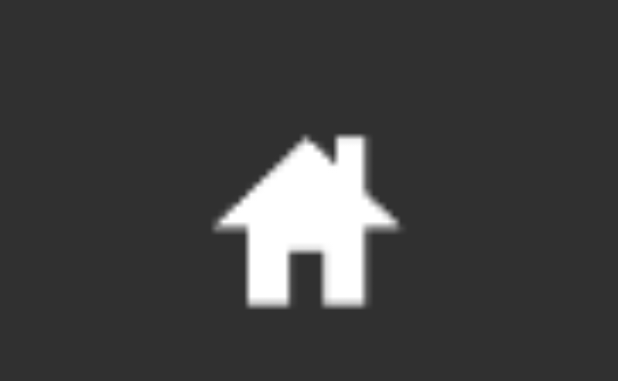
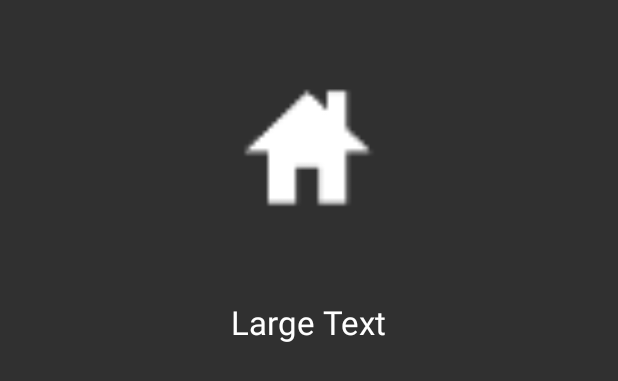
Before and after one commit to tsurutan/BootstrapTwitter, an Android app: the layout activity_profile.xml on its own in the app's theme, with its tools: preview values and no code run, on a phone screen of 412 x 824 dp. Shown: the top 381 px of the screen. Run offline under Robolectric (Android 15) with nearby library versions, the phone set to English and light mode, and no system bars.

Commit message:
画像の読み込みができるようになりまし。

```diff
--- a/app/src/main/res/layout/activity_profile.xml
+++ b/app/src/main/res/layout/activity_profile.xml
@@ -4,10 +4,22 @@
     android:layout_height="match_parent">
 
     <ImageView
-        android:layout_width="match_parent"
-        android:layout_height="300dp"
+        android:layout_width="200dp"
+        android:layout_height="200dp"
         android:id="@+id/profile_img"
         android:src="@drawable/ic_home"
         android:layout_alignParentTop="true"
         android:layout_centerHorizontal="true" />
+
+    <TextView
+        android:layout_width="wrap_content"
+        android:layout_height="wrap_content"
+        android:textAppearance="?android:attr/textAppearanceLarge"
+        android:text="Large Text"
+        android:id="@+id/largetext"
+        android:layout_below="@+id/profile_img"
+        android:layout_centerHorizontal="true" />
+
+
+
 </RelativeLayout>
```
Also changed, not shown: app/src/main/java/com/twitter_app/tsuru/twitter/ui/TwitterProfileActivity.java (+51 -18 lines).
